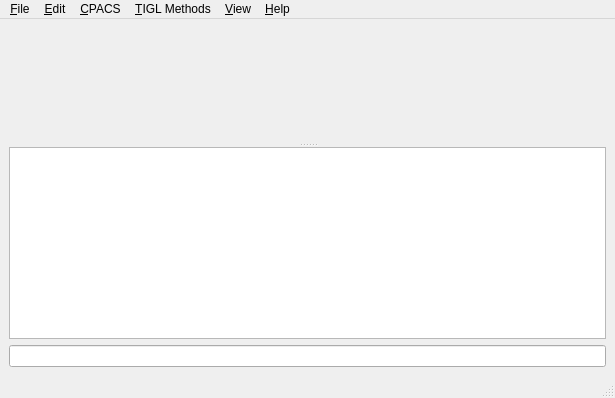
Old version of the form TIGLViewer/src/TIGLViewerWindow.ui in the repository DLR-SC/tigl.
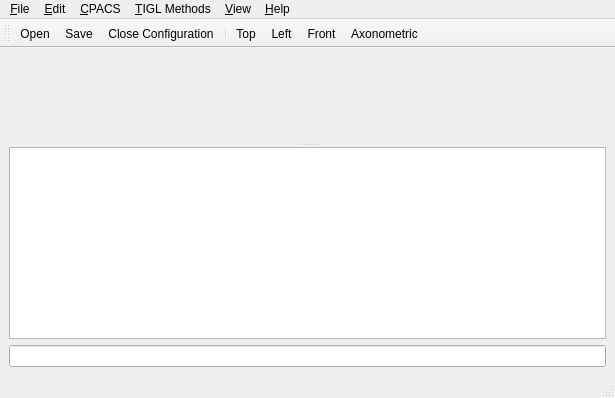
New version of the form. Icons and pictures are not drawn. Custom widgets are drawn as their Qt base class.

Commit message: Added toolbar to TIGLViewer

Diff of the .ui file:
```diff
--- a/TIGLViewer/src/TIGLViewerWindow.ui
+++ b/TIGLViewer/src/TIGLViewerWindow.ui
@@ -223,6 +223,25 @@
    <addaction name="helpMenu"/>
   </widget>
   <widget class="QStatusBar" name="statusbar"/>
+  <widget class="QToolBar" name="toolBar">
+   <property name="windowTitle">
+    <string>toolBar</string>
+   </property>
+   <attribute name="toolBarArea">
+    <enum>TopToolBarArea</enum>
+   </attribute>
+   <attribute name="toolBarBreak">
+    <bool>false</bool>
+   </attribute>
+   <addaction name="openAction"/>
+   <addaction name="saveAction"/>
+   <addaction name="closeAction"/>
+   <addaction name="separator"/>
+   <addaction name="viewTopAction"/>
+   <addaction name="viewLeftAction"/>
+   <addaction name="viewFrontAction"/>
+   <addaction name="viewAxoAction"/>
+  </widget>
   <action name="newAction">
    <property name="text">
     <string>&amp;New</string>
```
Left out of the diff: 34 changed lines with no effect on the pictures. The commit also changes 11 other files.
